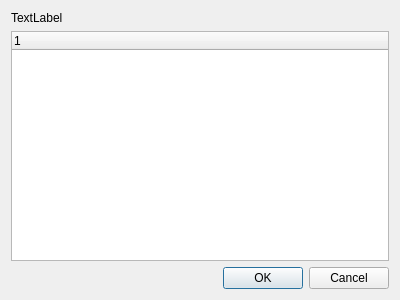
The window that src/conan_explorer/ui/dialogs/conan_cache_cleanup/conan_cache_cleanup.ui (goszpeti/conan_explorer) describes before a commit, drawn with Qt 5.
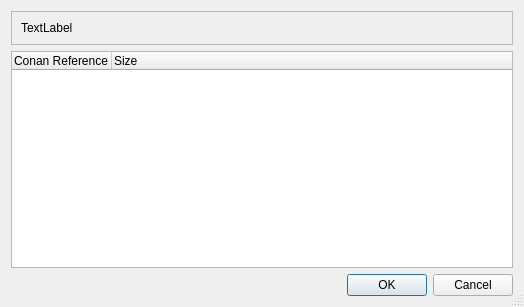
The same window after the commit.

Commit message: Create extra dialog for Conan cache cleanup with tree view

The edit to the form file:
```diff
--- a/src/conan_explorer/ui/dialogs/conan_cache_cleanup/conan_cache_cleanup.ui
+++ b/src/conan_explorer/ui/dialogs/conan_cache_cleanup/conan_cache_cleanup.ui
@@ -6,28 +6,55 @@
    <rect>
     <x>0</x>
     <y>0</y>
-    <width>400</width>
-    <height>300</height>
+    <width>524</width>
+    <height>307</height>
    </rect>
   </property>
   <property name="windowTitle">
-   <string>Dialog</string>
+   <string>Delete folders</string>
+  </property>
+  <property name="sizeGripEnabled">
+   <bool>true</bool>
   </property>
   <layout class="QVBoxLayout" name="verticalLayout">
    <item>
-    <widget class="QLabel" name="label">
-     <property name="text">
-      <string>TextLabel</string>
+    <widget class="QFrame" name="frame">
+     <property name="frameShape">
+      <enum>QFrame::Shape::StyledPanel</enum>
      </property>
+     <property name="frameShadow">
+      <enum>QFrame::Shadow::Raised</enum>
+     </property>
+     <layout class="QHBoxLayout" name="horizontalLayout" stretch="1,0">
+      <item>
+       <widget class="QLabel" name="question_label">
+        <property name="text">
+         <string>TextLabel</string>
+        </property>
+       </widget>
+      </item>
+      <item>
+       <widget class="QLabel" name="icon">
+        <property name="text">
+         <string/>
+        </property>
+       </widget>
+      </item>
+     </layout>
     </widget>
    </item>
    <item>
     <widget class="QTreeWidget" name="treeWidget">
      <column>
       <property name="text">
-       <string notr="true">1</string>
+       <string>Conan Reference</string>
       </property>
      </column>
+     <column>
+      <property name="text">
+       <string>Size</string>
+      </property>
+     </column>
     </widget>
    </item>
    <item>
```
Left out of the diff: 8 changed lines with no effect on the pictures. The commit also changes 7 other files.
